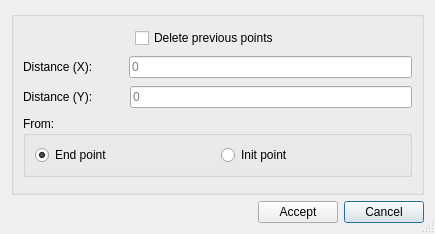
The window that ui/auxpoint.ui (Giswater/giswater_qgis_plugin) describes before a commit, drawn with Qt 5.
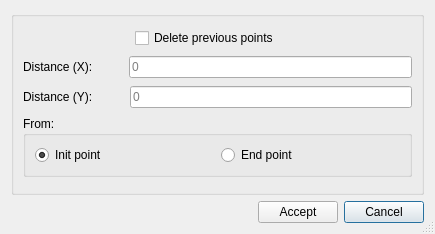
The same window after the commit.

Commit message: Minor bug fix: save radio_button value on cad_add_point form and set result when open form

The edit to the form file:
```diff
--- a/ui/auxpoint.ui
+++ b/ui/auxpoint.ui
@@ -162,20 +162,23 @@
         <layout class="QHBoxLayout" name="horizontalLayout_2">
          <item>
           <layout class="QGridLayout" name="gridLayout">
-           <item row="0" column="0">
-            <widget class="QRadioButton" name="rb_right">
-             <property name="text">
-              <string>End point</string>
-             </property>
-             <property name="checked">
-              <bool>true</bool>
-             </property>
-            </widget>
-           </item>
            <item row="0" column="1">
             <widget class="QRadioButton" name="rb_left">
              <property name="text">
               <string>Init point</string>
+             </property>
+             <property name="checked">
+              <bool>true</bool>
+             </property>
+            </widget>
+           </item>
+           <item row="0" column="2">
+            <widget class="QRadioButton" name="rb_right">
+             <property name="text">
+              <string>End point</string>
+             </property>
+             <property name="checked">
+              <bool>false</bool>
              </property>
             </widget>
            </item>
```
The commit also changes 1 other file.
